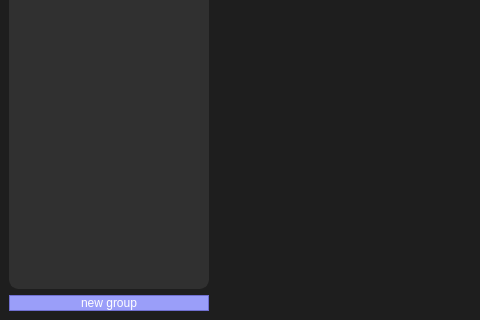
The window that ui/load.ui (MarwanMagdy0/VoiceNote) describes before a commit, drawn with Qt 5; both pictures show x 0 to 480 and y 297 to 617 of the 881 by 617 pixel window.
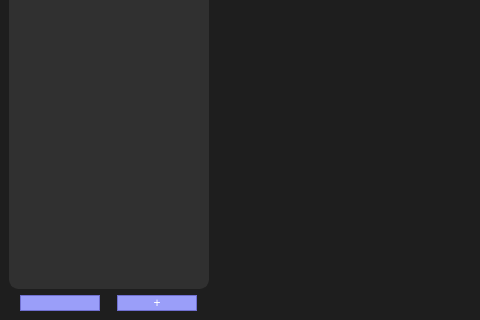
The same window after the commit. Icons and pictures are not drawn.

What changed in the file:
```diff
--- a/ui/load.ui
+++ b/ui/load.ui
@@ -102,17 +102,62 @@
        </widget>
       </item>
       <item>
-       <widget class="QPushButton" name="add_new_group_button">
-        <property name="styleSheet">
-         <string notr="true">font: 63 12pt &quot;JetBrains Mono NL SemiBold&quot;;
+       <layout class="QHBoxLayout" name="horizontalLayout_2">
+        <item>
+         <widget class="QPushButton" name="back_button">
+          <property name="maximumSize">
+           <size>
+            <width>80</width>
+            <height>25</height>
+           </size>
+          </property>
+          <property name="styleSheet">
+           <string notr="true">font: 63 12pt &quot;JetBrains Mono NL SemiBold&quot;;
 border: 1px solid #7070d0;
 border-radius: 10px;
 </string>
-        </property>
-        <property name="text">
-         <string>new group</string>
-        </property>
-       </widget>
+          </property>
+          <property name="text">
+           <string/>
+          </property>
+          <property name="icon">
+           <iconset>
+            <normaloff>data/left-arrow.png</normaloff>data/left-arrow.png</iconset>
+          </property>
+          <property name="iconSize">
+           <size>
+            <width>25</width>
+            <height>25</height>
+           </size>
+          </property>
+          <property name="shortcut">
+           <string>Backspace</string>
+          </property>
+         </widget>
+        </item>
+        <item>
+         <widget class="QPushButton" name="add_new_group_button">
+          <property name="maximumSize">
+           <size>
+            <width>80</width>
+            <height>25</height>
+           </size>
+          </property>
+          <property name="styleSheet">
+           <string notr="true">font: 63 19pt &quot;JetBrains Mono NL SemiBold&quot;;
+border: 1px solid #7070d0;
+border-radius: 10px;
+</string>
+          </property>
+          <property name="text">
+           <string>+</string>
+          </property>
+          <property name="shortcut">
+           <string>Ctrl+N</string>
+          </property>
+         </widget>
+        </item>
+       </layout>
       </item>
      </layout>
     </item>
```
